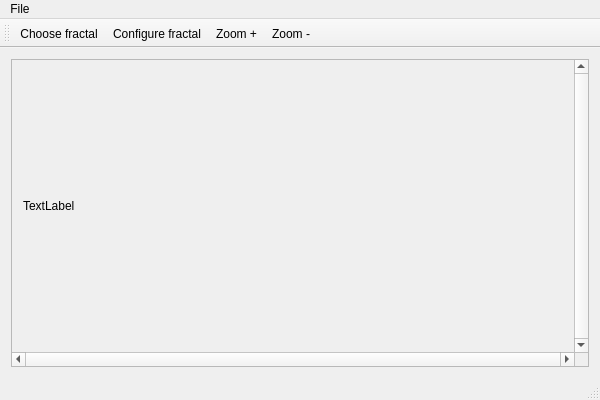
Above: Fractals/Fractals.ui from Iscandel/QtFractal before the change. Below: the same form after it.
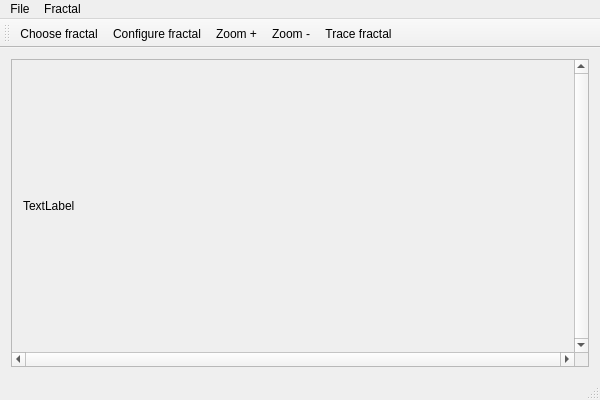
That is the form after the change. Custom widgets are drawn as their Qt base class.

Commit message: -Added multithreaded computation -First pass for oversampling and reconstruction filter -Object factories -GUI states -Possibility to choose fractals: Mandelbrot / Julia

What changed in the file:
```diff
--- a/Fractals/Fractals.ui
+++ b/Fractals/Fractals.ui
@@ -71,7 +71,14 @@
     <addaction name="actionSave_image"/>
     <addaction name="actionExit"/>
    </widget>
+   <widget class="QMenu" name="menuFractal">
+    <property name="title">
+     <string>Fractal</string>
+    </property>
+    <addaction name="actionTrace_fractal"/>
+   </widget>
    <addaction name="menuFile"/>
+   <addaction name="menuFractal"/>
   </widget>
   <widget class="QToolBar" name="mainToolBar">
    <attribute name="toolBarArea">
@@ -84,6 +91,7 @@
    <addaction name="actionConfigure_fractal"/>
    <addaction name="actionZoomPlus"/>
    <addaction name="actionZoomMinus"/>
+   <addaction name="actionTrace_fractal"/>
   </widget>
   <widget class="QStatusBar" name="statusBar"/>
   <action name="actionSave_image">
@@ -116,6 +124,11 @@
     <string>Zoom -</string>
    </property>
   </action>
+  <action name="actionTrace_fractal">
+   <property name="text">
+    <string>Trace fractal</string>
+   </property>
+  </action>
  </widget>
  <layoutdefault spacing="6" margin="11"/>
  <customwidgets>
```
The commit also changes 40 other files.
